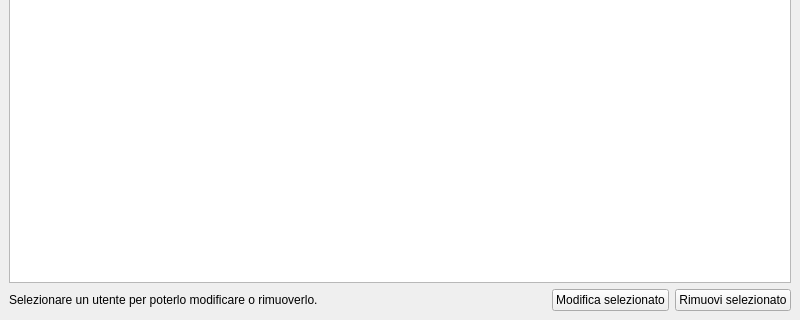
This is ui/gestione_utenti.ui in faffolao/Codice_Gestionale_Tipografia as Qt 5 draws it before an edit; both pictures show x 0 to 800 and y 280 to 600 of the 800 by 600 pixel window. The edited form follows.
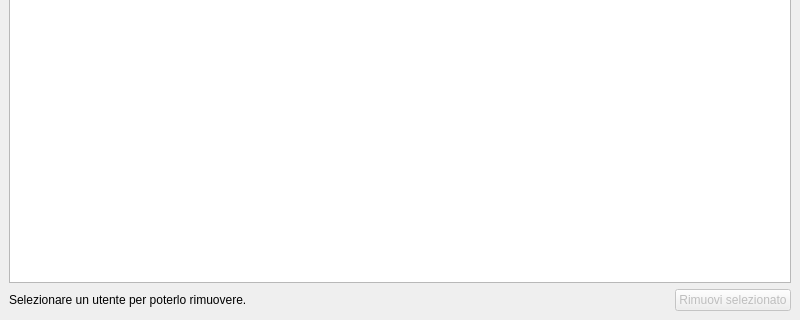
This is the edited form.

Commit message: finiti gestione prodotti e gestione utenti

What changed in the file:
```diff
--- a/ui/gestione_utenti.ui
+++ b/ui/gestione_utenti.ui
@@ -102,7 +102,7 @@
       <item>
        <widget class="QLabel" name="lbl_tutorial">
         <property name="text">
-         <string>Selezionare un utente per poterlo modificare o rimuoverlo.</string>
+         <string>Selezionare un utente per poterlo rimuovere.</string>
         </property>
        </widget>
       </item>
@@ -119,15 +119,11 @@
         </property>
        </spacer>
       </item>
-      <item>
-       <widget class="QPushButton" name="btn_edit_selected">
-        <property name="text">
-         <string>Modifica selezionato</string>
-        </property>
-       </widget>
-      </item>
       <item>
        <widget class="QPushButton" name="btn_delete_selected">
+        <property name="enabled">
+         <bool>false</bool>
+        </property>
         <property name="text">
          <string>Rimuovi selezionato</string>
         </property>
```
The commit also changes 15 other files.
